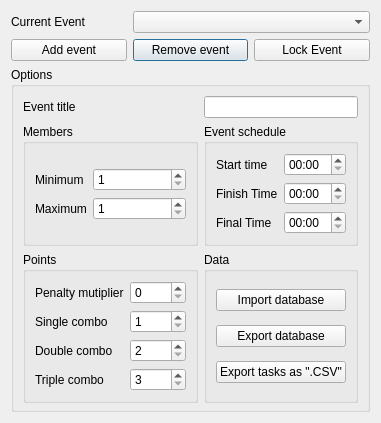
Old version of the form gui_event.ui in the repository FrankMamuda/ketoevent.
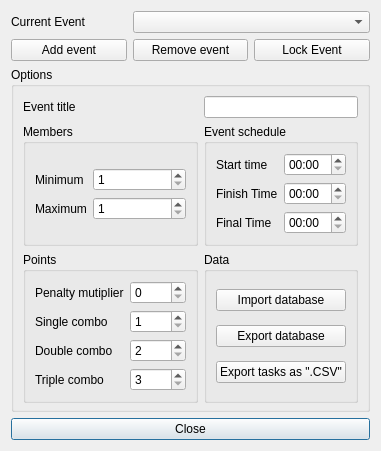
New version of the form. Icons and pictures are not drawn.

```diff
--- a/gui_event.ui
+++ b/gui_event.ui
@@ -7,7 +7,7 @@
     <x>0</x>
     <y>0</y>
     <width>381</width>
-    <height>390</height>
+    <height>413</height>
    </rect>
   </property>
   <property name="windowTitle">
@@ -323,6 +323,20 @@
      </property>
     </widget>
    </item>
+   <item row="3" column="0" colspan="3">
+    <widget class="QPushButton" name="buttonClose">
+     <property name="text">
+      <string>Close</string>
+     </property>
+     <property name="icon">
+      <iconset resource="resources.qrc">
+       <normaloff>:/icons/close_16</normaloff>:/icons/close_16</iconset>
+     </property>
+     <property name="default">
+      <bool>true</bool>
+     </property>
+    </widget>
+   </item>
   </layout>
  </widget>
  <resources>
```
Left out of the diff: 288 changed lines with no effect on the pictures.
